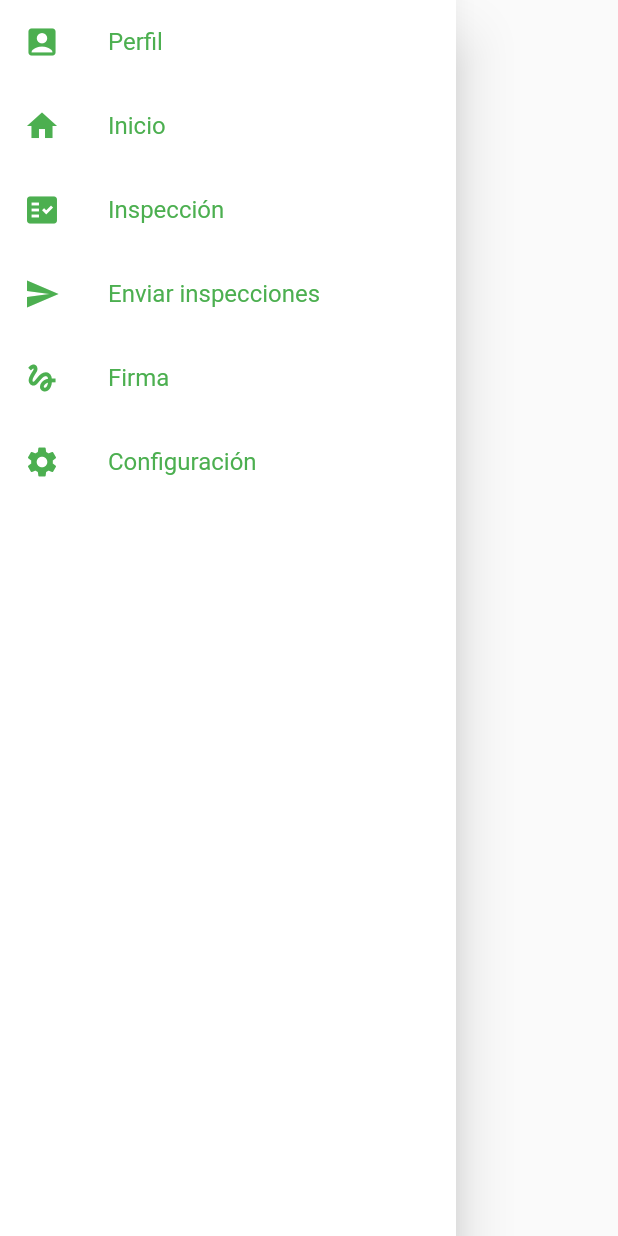
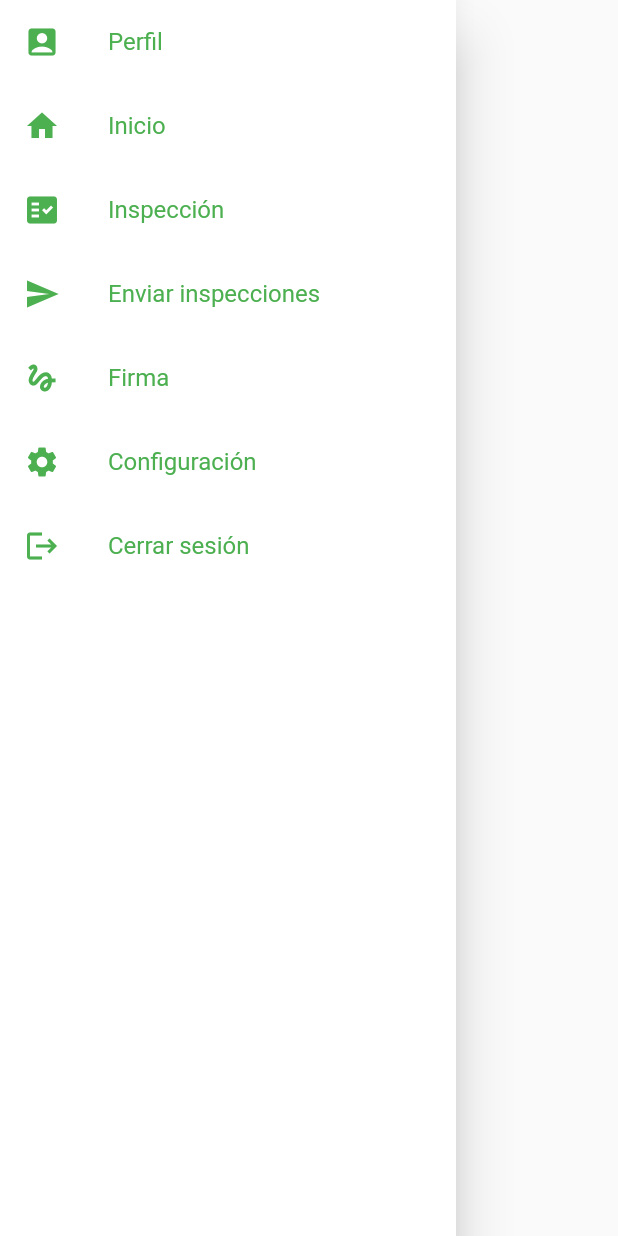
Before and after one commit to eadelson9602/app_qinspecting, a Flutter app: the CustomDrawer widget shown alone on an empty page, opened directly, on a phone screen of 412 x 824 dp. Run offline on Flutter 3.47's test engine with Material 2 defaults, Android fonts, the phone set to English and light mode, and no system bars; drawn by our look-alikes of overlay_support; our stand-ins replace connectivity_plus, date_time_picker, dio, flutter_secure_storage, image_picker, signature and 1 more; accounts and stored records are empty; project files that could hold a hidden picture were left out.

Commit message:
Se agrega cerrar sesión

```diff
--- a/lib/widgets/custom_drawer.dart
+++ b/lib/widgets/custom_drawer.dart
@@ -1,10 +1,14 @@
 import 'package:flutter/material.dart';
+import 'package:provider/provider.dart';
+
+import 'package:app_qinspecting/services/services.dart';
 
 class CustomDrawer extends StatelessWidget {
   const CustomDrawer({Key? key}) : super(key: key);
 
   @override
   Widget build(BuildContext context) {
+    final loginService = Provider.of<LoginService>(context, listen: false);
     return Theme(
         data: Theme.of(context).copyWith(
           canvasColor: Colors
@@ -54,6 +58,14 @@ class CustomDrawer extends StatelessWidget {
                 title: Text('Configuración',
                     style: TextStyle(color: Colors.green)),
                 onTap: () => Navigator.popAndPushNamed(context, 'settings')),
+            ListTile(
+                leading: Icon(Icons.logout, color: Colors.green),
+                title: Text('Cerrar sesión',
+                    style: TextStyle(color: Colors.green)),
+                onTap: () {
+                  loginService.logout();
+                  Navigator.pushReplacementNamed(context, 'login');
+                })
           ],
         )));
   }
```
